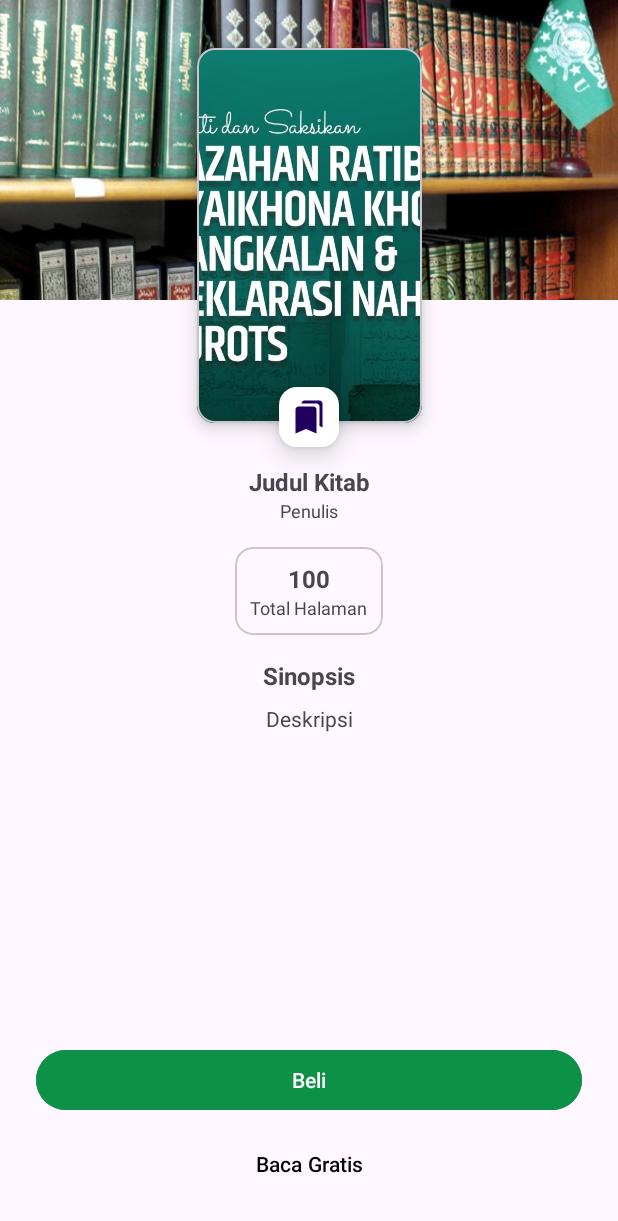
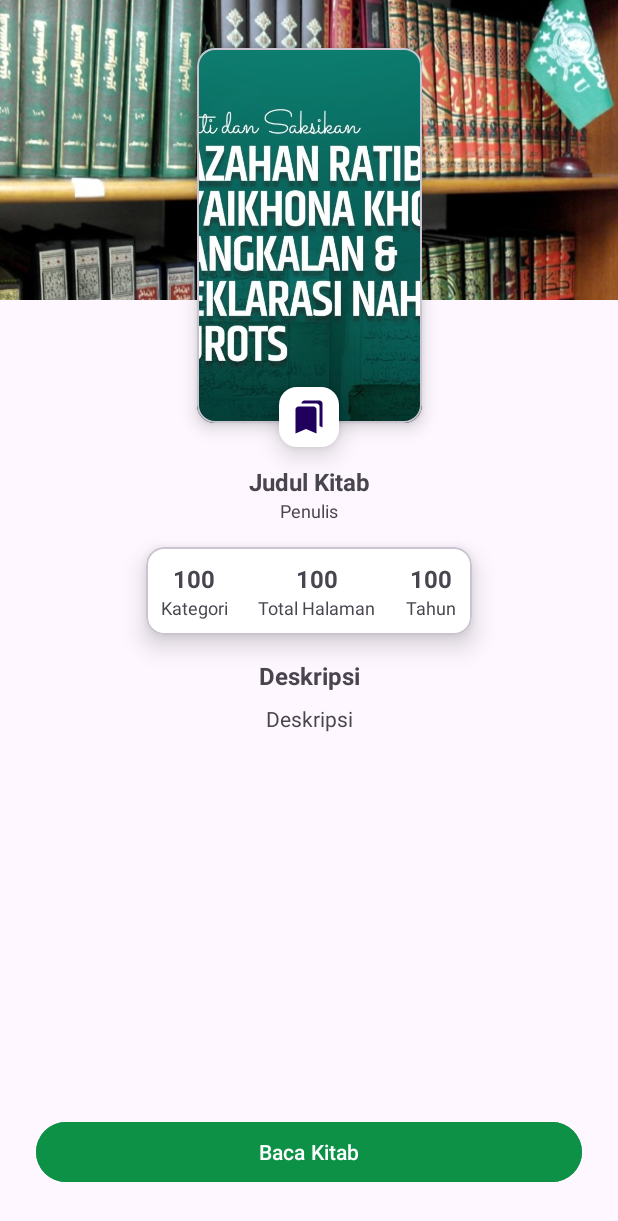
Before and after one commit to irfan-efendi19/Nahdlatut-Turot, an Android app: the DetailActivity screen opened directly, with no data from a screen before it, on a phone screen of 412 x 824 dp. Shown: the top 1221 px of the screen. Run offline under Robolectric (Android 15) with nearby library versions, the phone set to English and light mode, and no system bars; network calls fail; pictures from the network do not load; 1 statement that could not run was skipped.

Commit message:
fix Layout

```diff
--- a/app/src/main/java/com/nahdlatululama/nahdlatutturot/ui/detail/DetailActivity.kt
+++ b/app/src/main/java/com/nahdlatululama/nahdlatutturot/ui/detail/DetailActivity.kt
@@ -6,6 +6,7 @@ import android.os.Bundle
 import android.view.View
 import android.widget.Toast
 import androidx.appcompat.app.AppCompatActivity
+import androidx.core.content.ContextCompat
 import androidx.lifecycle.Observer
 import androidx.lifecycle.ViewModelProvider
 import com.bumptech.glide.Glide
@@ -61,7 +62,8 @@ class DetailActivity : AppCompatActivity() {
             author = favorite.author,
             description = favorite.description,
             thumbnailUrl = favorite.thumbnailUrl,
-            pdfUrl = favorite.pdfUrl
+            pdfUrl = favorite.pdfUrl,
+            pages = favorite.pages
         )
         setupData(book)
         setFavorite(book)
@@ -76,6 +78,9 @@ class DetailActivity : AppCompatActivity() {
         binding.tvTitle.text = bookList.title
         binding.tvDesc.text = bookList.description
         binding.tvAuthor.text = bookList.author
+        binding.tvJumblahHalaman.text = bookList.pages ?: "-"
+        binding.tvTahunterbit.text = bookList.publishedYear ?: "-"
+        binding.tvKategori.text = bookList.genre ?: "-"
 
         binding.btnReadPdf.apply {
             visibility = if (bookList.pdfUrl.isNullOrEmpty() || bookList.pdfUrl == "") View.GONE else View.VISIBLE
@@ -93,7 +98,10 @@ class DetailActivity : AppCompatActivity() {
             title = book.title,
             author = book.author,
             thumbnailUrl = book.thumbnailUrl,
-            pdfUrl = book.pdfUrl
+            pdfUrl = book.pdfUrl,
+            pages = book.pages,
+            genre = book.genre,
+            publishedYear = book.publishedYear
         )
 
         detailViewModel.getUserInfo(book.id).observe(this) { favorites ->
@@ -101,7 +109,7 @@ class DetailActivity : AppCompatActivity() {
             binding.btnFav.imageTintList = if (isFavorite) {
                 ColorStateList.valueOf(Color.rgb(255, 77, 77)) // Favorited (red color)
             } else {
-                ColorStateList.valueOf(Color.rgb(0, 0, 0)) // Not favorited (white color)
+                ContextCompat.getColorStateList(this, R.color.black)  // Not favorited (white color)
             }
         }
 
--- a/app/src/main/res/layout/activity_detail.xml
+++ b/app/src/main/res/layout/activity_detail.xml
@@ -46,6 +46,7 @@
         android:layout_marginBottom="-20dp"
         android:src="@drawable/baseline_bookmarks_24"
         app:elevation="10dp"
+        android:backgroundTint="@color/white"
         app:layout_constraintBottom_toBottomOf="@+id/materialCardView"
         app:layout_constraintEnd_toEndOf="parent"
         app:layout_constraintStart_toStartOf="parent" />
@@ -87,7 +88,36 @@
         android:layout_marginTop="16dp"
         app:layout_constraintEnd_toEndOf="parent"
         app:layout_constraintStart_toStartOf="parent"
-        app:layout_constraintTop_toBottomOf="@+id/linearLayout">
+        app:layout_constraintTop_toBottomOf="@+id/linearLayout"
+        app:cardElevation="10dp"
+        android:backgroundTint="@color/white">
+
+        <LinearLayout
+            android:layout_width="match_parent"
+            android:layout_height="match_parent"
+            android:orientation="horizontal">
+
+            <LinearLayout
+                android:layout_width="wrap_content"
+                android:layout_height="wrap_content"
+                android:layout_margin="10dp"
+                android:orientation="vertical">
+                <TextView
+                    android:id="@+id/tv_kategori"
+                    android:layout_width="wrap_content"
+                    android:layout_height="wrap_content"
+                    android:layout_gravity="center_horizontal"
+                    android:text="100"
+                    android:textSize="16sp"
+                    android:textStyle="bold" />
+                <TextView
+                    android:layout_width="wrap_content"
+                    android:layout_height="wrap_content"
+                    android:layout_gravity="center_horizontal"
+                    android:text="Kategori"
+                    android:textSize="12sp" />
+            </LinearLayout>
+
         <LinearLayout
             android:layout_width="wrap_content"
             android:layout_height="wrap_content"
@@ -102,12 +132,33 @@
                 android:textSize="16sp"
                 android:textStyle="bold" />
             <TextView
-                android:id="@+id/tv_halaman"
                 android:layout_width="wrap_content"
                 android:layout_height="wrap_content"
                 android:layout_gravity="center_horizontal"
                 android:text="Total Halaman"
                 android:textSize="12sp" />
+        </LinearLayout>
+
+            <LinearLayout
+                android:layout_width="wrap_content"
+                android:layout_height="wrap_content"
+                android:layout_margin="10dp"
+                android:orientation="vertical">
+                <TextView
+                    android:id="@+id/tv_tahunterbit"
+                    android:layout_width="wrap_content"
+                    android:layout_height="wrap_content"
+                    android:layout_gravity="center_horizontal"
+                    android:text="100"
+                    android:textSize="16sp"
+                    android:textStyle="bold" />
+                <TextView
+                    android:layout_width="wrap_content"
+                    android:layout_height="wrap_content"
+                    android:layout_gravity="center_horizontal"
+                    android:text="Tahun"
+                    android:textSize="12sp" />
+            </LinearLayout>
         </LinearLayout>
     </com.google.android.material.card.MaterialCardView>
 
@@ -116,46 +167,38 @@
         android:layout_width="wrap_content"
         android:layout_height="wrap_content"
         android:layout_marginTop="16dp"
-        android:text="Sinopsis"
+        android:text="Deskripsi"
         android:textSize="16sp"
         android:textStyle="bold"
         app:layout_constraintEnd_toEndOf="parent"
         app:layout_constraintStart_toStartOf="parent"
         app:layout_constraintTop_toBottomOf="@+id/materialCardView2" />
+
     <TextView
         android:id="@+id/tv_desc"
-        android:layout_width="wrap_content"
+        android:layout_width="match_parent"
         android:layout_height="wrap_content"
-        android:layout_marginStart="16dp"
+        android:layout_marginStart="32dp"
         android:layout_marginTop="8dp"
-        android:layout_marginEnd="16dp"
+        android:layout_marginEnd="32dp"
         android:text="Deskripsi"
+        android:textAlignment="center"
         app:layout_constraintEnd_toEndOf="parent"
         app:layout_constraintStart_toStartOf="parent"
         app:layout_constraintTop_toBottomOf="@+id/textView" />
-    <com.google.android.material.button.MaterialButton
-        android:layout_width="match_parent"
-        android:layout_height="wrap_content"
-        android:layout_marginStart="24dp"
-        android:layout_marginEnd="24dp"
-        android:layout_marginBottom="8dp"
-        android:backgroundTint="@color/maingreen"
-        android:text="Beli"
-        app:layout_constraintBottom_toTopOf="@+id/btnReadPdf"
-        app:layout_constraintEnd_toEndOf="parent"
-        app:layout_constraintHorizontal_bias="1.0"
-        app:layout_constraintStart_toStartOf="parent" />
+
     <com.google.android.material.button.MaterialButton
         android:id="@+id/btnReadPdf"
         android:layout_width="match_parent"
         android:layout_height="wrap_content"
         android:layout_marginStart="24dp"
         android:layout_marginEnd="24dp"
-        android:layout_marginBottom="24dp"
-        android:backgroundTint="@color/transparent"
-        android:text="Baca Gratis"
-        android:textColor="@color/black"
+        android:layout_marginBottom="32dp"
+        android:backgroundTint="@color/maingreen"
+        android:text="Baca Kitab"
         app:layout_constraintBottom_toBottomOf="parent"
         app:layout_constraintEnd_toEndOf="parent"
+        app:layout_constraintHorizontal_bias="1.0"
         app:layout_constraintStart_toStartOf="parent" />
+
 </androidx.constraintlayout.widget.ConstraintLayout>
--- a/app/src/main/res/layout/item_book_home.xml
+++ b/app/src/main/res/layout/item_book_home.xml
@@ -1,10 +1,9 @@
 <?xml version="1.0" encoding="utf-8"?>
 <LinearLayout xmlns:android="http://schemas.android.com/apk/res/android"
-    android:layout_width="120dp"
+    android:layout_width="110dp"
     android:layout_height="200dp"
     xmlns:app="http://schemas.android.com/apk/res-auto"
-    android:orientation="vertical"
-    android:layout_margin="5dp">
+    android:orientation="vertical">
 
     <com.google.android.material.card.MaterialCardView
         android:layout_width="100dp"
@@ -22,19 +21,23 @@
 
     <TextView
         android:id="@+id/tv_title"
-        android:layout_width="wrap_content"
+        android:layout_width="match_parent"
         android:layout_height="wrap_content"
         android:text="Judul Kitab"
+        android:textAlignment="center"
+        android:maxLines="1"
         android:textStyle="bold"
-        android:textSize="16sp"
+        android:textSize="14sp"
         android:layout_gravity="center_horizontal"/>
 
     <TextView
         android:id="@+id/tv_author"
-        android:layout_width="wrap_content"
+        android:layout_width="match_parent"
         android:layout_height="wrap_content"
+        android:textAlignment="center"
         android:text="Penulis"
-        android:textSize="12sp"
+        android:maxLines="1"
+        android:textSize="11sp"
         android:layout_gravity="center_horizontal"/>
 
 </LinearLayout>
--- a/app/src/main/res/layout/item_pager.xml
+++ b/app/src/main/res/layout/item_pager.xml
@@ -5,6 +5,7 @@
     android:layout_width="match_parent"
     android:layout_height="120dp"
     android:layout_margin="10dp"
+    android:backgroundTint="@color/white"
     app:cardElevation="10dp">
 
     <androidx.constraintlayout.widget.ConstraintLayout
```
